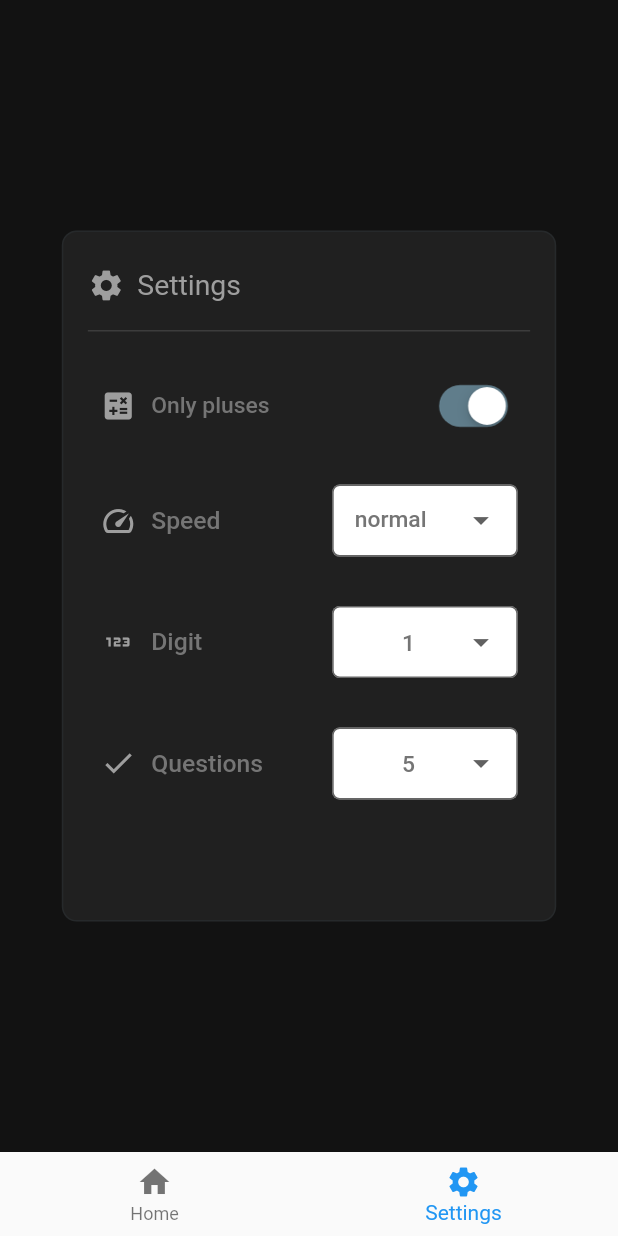
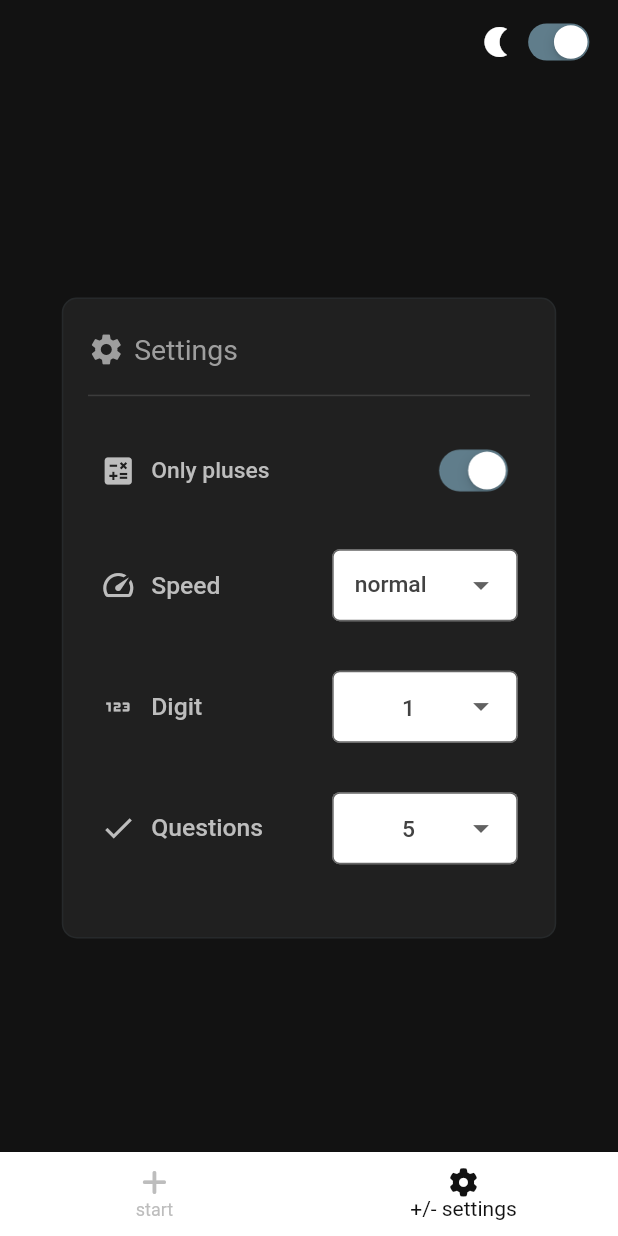
Before and after one commit to semanticist21/simple-anzan, a Flutter app: the screen it shows after launch, item 2 of the bottom bar chosen, on a phone screen of 412 x 824 dp. Run offline on Flutter 3.47's test engine with Material 2 defaults, Android fonts, the phone set to English and light mode, and no system bars; our stand-ins replace font_awesome_flutter, shared_preferences, universal_io.

Commit message:
테마 모드전환 추가 및 메뉴 이름 변경

```diff
--- a/lib/main.dart
+++ b/lib/main.dart
@@ -1,6 +1,9 @@
 import 'package:abacus_simple_anzan/src/settings/settings_manager.dart';
+import 'package:abacus_simple_anzan/src/theme/theme.dart';
 import 'package:abacus_simple_anzan/src/words/localization.dart';
+import 'package:flutter/cupertino.dart';
 import 'package:flutter/material.dart';
+import 'package:font_awesome_flutter/font_awesome_flutter.dart';
 import 'package:provider/provider.dart';
 import 'package:abacus_simple_anzan/src/words/const.dart';
 import 'package:abacus_simple_anzan/router.dart';
@@ -10,19 +13,25 @@ void main() => runApp(const MyApp());
 
 class MyApp extends StatelessWidget {
   const MyApp({super.key});
-
   @override
   Widget build(BuildContext context) {
     LocalizationChecker();
-    return MaterialApp(
+    SettingsManager();
+
+    return StreamBuilder<bool>(
+        initialData: true,
+        stream: ThemeSelector.isDarkStream.stream,
+        builder: (context, snapshot) => MaterialApp(
+              theme: ThemeSelector.isDark
+                  ? ThemeSelector.getBlackTheme()
+                  : ThemeSelector.getWhiteTheme(),
               title: 'Simple Anzan',
               home: ChangeNotifierProvider(
                   create: (context) {
                     return StateProvider();
                   },
                   child: const Home()),
-      themeMode: ThemeMode.dark,
-    );
+            ));
   }
 }
 
@@ -37,12 +46,6 @@ class _Home extends State<Home> {
   final GlobalKey<NavigatorState> navigationKey = GlobalKey<NavigatorState>();
   int _currentIndex = 0;
   late StateProvider _stateProvider;
-
-  @override
-  void initState() {
-    SettingsManager();
-    super.initState();
-  }
 
   Future<void> _onTap(int newIndex) async {
     if (_currentIndex == newIndex) {
@@ -70,6 +73,31 @@ class _Home extends State<Home> {
     _stateProvider = Provider.of(context);
 
     return Scaffold(
+      appBar: AppBar(
+        backgroundColor: Colors.transparent,
+        elevation: 0,
+        actions: [
+          Tooltip(
+              message: LocalizationChecker.mode,
+              child: Icon(
+                ThemeSelector.isDark ? Icons.nightlight : Icons.sunny,
+                color: Theme.of(context).colorScheme.onBackground,
+              )),
+          Transform.scale(
+              scale: 0.8,
+              child: CupertinoSwitch(
+                activeColor: Theme.of(context).colorScheme.onSecondary,
+                trackColor: Theme.of(context).colorScheme.onPrimary,
+                onChanged: (value) {
+                  SettingsManager().setThemeBool(!ThemeSelector.isDark);
+                  setState(() {});
+                },
+                value: ThemeSelector.isDark,
+              )),
+          const SizedBox(width: 10),
+        ],
+      ),
+      backgroundColor: Theme.of(context).colorScheme.background,
       body: Navigator(
         key: navigationKey,
         onGenerateRoute: generateRoutes,
@@ -77,13 +105,28 @@ class _Home extends State<Home> {
         initialRoute: mainPageAddress,
       ),
       bottomNavigationBar: BottomNavigationBar(
-        items: const [
+        backgroundColor: Theme.of(context).colorScheme.onBackground,
+        selectedItemColor: Theme.of(context).colorScheme.background,
+        unselectedItemColor: Theme.of(context).colorScheme.onInverseSurface,
+        items: [
           BottomNavigationBarItem(
-            icon: Icon(Icons.home),
-            label: homeLabel,
+            activeIcon: Icon(FontAwesomeIcons.plus,
+                color: Theme.of(context).colorScheme.background,
+                size: MediaQuery.of(context).size.height * 0.020),
+            icon: Icon(FontAwesomeIcons.plus,
+                color: Theme.of(context).colorScheme.onInverseSurface,
+                size: MediaQuery.of(context).size.height * 0.023),
+            label: LocalizationChecker.homePlusLabel,
           ),
           BottomNavigationBarItem(
-              icon: Icon(Icons.settings), label: settingLabel)
+            activeIcon: Icon(FontAwesomeIcons.gear,
+                color: Theme.of(context).colorScheme.background,
+                size: MediaQuery.of(context).size.height * 0.023),
+            icon: Icon(FontAwesomeIcons.gear,
+                color: Theme.of(context).colorScheme.onInverseSurface,
+                size: MediaQuery.of(context).size.height * 0.023),
+            label: LocalizationChecker.settingPlusLabel,
+          )
         ],
         onTap: _onTap,
         currentIndex: _currentIndex,
--- a/lib/router.dart
+++ b/lib/router.dart
@@ -2,27 +2,30 @@ import 'package:flutter/material.dart';
 import 'package:abacus_simple_anzan/src/words/const.dart';
 import 'package:abacus_simple_anzan/src/pages/settting_page.dart';
 
+import 'custom_route.dart';
 import 'src/pages/error_page.dart';
 import 'src/pages/home_page.dart';
 
 Route<dynamic> generateRoutes(RouteSettings settings) {
   switch (settings.name) {
     case mainPageAddress:
-      return MaterialPageRoute(builder: (_) => const HomePage());
+      return CustomRoute(
+        builder: (_) => const HomePage(),
+      );
 
     case settingsPageAddress:
-      return MaterialPageRoute(builder: (_) => const SettingsPage());
+      return CustomRoute(builder: (_) => const SettingsPage());
 
     case errorPageAddress:
-      return MaterialPageRoute(builder: (_) => const ErrorPage());
+      return CustomRoute(builder: (_) => const ErrorPage());
 
     default:
-      return MaterialPageRoute(builder: (_) => const ErrorPage());
+      return CustomRoute(builder: (_) => const ErrorPage());
   }
 }
 
 Route<dynamic> generateErrorPages(RouteSettings settings) {
-  return MaterialPageRoute(builder: (_) => const ErrorPage());
+  return CustomRoute(builder: (_) => const ErrorPage());
 }
 
 void onTapNavi(GlobalKey<NavigatorState> navigationKey, int index) {
--- a/lib/src/pages/settting_page.dart
+++ b/lib/src/pages/settting_page.dart
@@ -25,6 +25,8 @@ class _SettingsPageState extends State<SettingsPage> {
   late Digit _digit;
   late NumOfProblems _numOfProblems;
 
+  final _controller = ScrollController();
+
   @override
   void initState() {
     super.initState();
@@ -34,8 +36,6 @@ class _SettingsPageState extends State<SettingsPage> {
   @override
   Widget build(BuildContext context) {
     return SizedBox(
-        child: Container(
-      color: const ColorScheme.dark().background,
         child: Center(
             child: ConstrainedBox(
       constraints: const BoxConstraints(maxWidth: 1000),
@@ -44,16 +44,20 @@ class _SettingsPageState extends State<SettingsPage> {
         heightFactor: 0.6,
         child: Container(
           decoration: BoxDecoration(
-                    color: const Color.fromRGBO(158, 158, 158, 0.1),
+              color: Theme.of(context).colorScheme.onTertiaryContainer,
               borderRadius: BorderRadius.circular(10),
               border: Border.all(
-                        color: const Color.fromRGBO(96, 125, 139, 0.1))),
+                  color: Theme.of(context).colorScheme.outlineVariant)),
           child: FractionallySizedBox(
               widthFactor: 0.9,
               heightFactor: 0.9,
+              child: RawScrollbar(
+                  thumbColor: Colors.transparent,
+                  scrollbarOrientation: ScrollbarOrientation.right,
+                  controller: _controller,
                   child: ListView(
-                        physics: const AlwaysScrollableScrollPhysics(
-                            parent: BouncingScrollPhysics()),
+                      controller: _controller,
+                      physics: const NeverScrollableScrollPhysics(),
                       scrollDirection: Axis.vertical,
                       children: [
                         SizedBox(
@@ -65,35 +69,41 @@ class _SettingsPageState extends State<SettingsPage> {
                           children: [
                             Icon(
                               Icons.settings,
-                                color: Colors.grey,
+                              color: Theme.of(context)
+                                  .colorScheme
+                                  .secondaryContainer,
                               size: MediaQuery.of(context).size.height * 0.03,
                             ),
                             SizedBox(
                                 width:
-                                      MediaQuery.of(context).size.width * 0.02),
+                                    MediaQuery.of(context).size.width * 0.015),
                             Text(
                               LocalizationChecker.settings,
                               style: TextStyle(
-                                  fontSize: MediaQuery.of(context).size.height *
-                                      0.023,
-                                  color: Colors.grey,
+                                fontSize:
+                                    MediaQuery.of(context).size.height * 0.023,
+                                color: Theme.of(context)
+                                    .colorScheme
+                                    .secondaryContainer,
                               ),
                             )
                           ],
                         ),
                         SizedBox(
-                              height:
-                                  MediaQuery.of(context).size.height * 0.01),
-                          const Divider(
+                            height: MediaQuery.of(context).size.height * 0.01),
+                        Divider(
                           height: 20,
                           thickness: 1,
-                            color: Color.fromARGB(255, 60, 60, 60),
+                          color: Theme.of(context).colorScheme.outline,
                         ),
                         SizedBox(
-                              height:
-                                  MediaQuery.of(context).size.height * 0.005),
+                            height: MediaQuery.of(context).size.height * 0.005),
                         // plus & minus mode.
-                          Expanded(
+                        SizedBox(
+                          height: MediaQuery.of(context).size.height * 0.45,
+                          child: SingleChildScrollView(
+                              physics: const AlwaysScrollableScrollPhysics(
+                                  parent: BouncingScrollPhysics()),
                               child: Column(
                                   mainAxisAlignment:
                                       MainAxisAlignment.spaceAround,
@@ -103,35 +113,43 @@ class _SettingsPageState extends State<SettingsPage> {
                                   children: [
                                     buildToggleOption(
                                         LocalizationChecker.onlyPluses,
-                                    _manager.enumToValue<CalculationMode, bool>(
-                                        _isOnlyPlus),
+                                        _manager.enumToValue<CalculationMode,
+                                            bool>(_isOnlyPlus),
                                         togglePlusModeCallback),
                                     // speed.
                                     buildDropdownButton(
                                         LocalizationChecker.speed,
-                                    const Icon(
+                                        Icon(
                                           Icons.speed,
-                                      color: Colors.grey,
+                                          color: Theme.of(context)
+                                              .colorScheme
+                                              .primaryContainer,
                                         ),
                                         _manager.getItemStr<Speed>(_speed.name),
-                                    getDropdownMenuItemList<Speed>(_manager),
+                                        getDropdownMenuItemList<Speed>(
+                                            _manager),
                                         changeOptionCallback<Speed>),
                                     // digit.
                                     buildDropdownButton(
                                         LocalizationChecker.digit,
-                                    const Icon(
+                                        Icon(
                                           Icons.onetwothree,
-                                      color: Colors.grey,
+                                          color: Theme.of(context)
+                                              .colorScheme
+                                              .primaryContainer,
                                         ),
                                         _manager.getItemStr<Digit>(_digit.name),
-                                    getDropdownMenuItemList<Digit>(_manager),
+                                        getDropdownMenuItemList<Digit>(
+                                            _manager),
                                         changeOptionCallback<Digit>),
                                     // num of problems.
                                     buildDropdownButton(
                                         LocalizationChecker.numOfProblems,
-                                    const Icon(
+                                        Icon(
                                           Icons.check,
-                                      color: Colors.grey,
+                                          color: Theme.of(context)
+                                              .colorScheme
+                                              .primaryContainer,
                                         ),
                                         _manager.getItemStr<NumOfProblems>(
                                             _numOfProblems.name),
@@ -139,11 +157,11 @@ class _SettingsPageState extends State<SettingsPage> {
                                             _manager),
                                         changeOptionCallback<NumOfProblems>)
                                   ])),
+                        )
                       ]))),
         ),
       ),
-      ),
-    ));
+    )));
   }
 
   Padding buildToggleOption(
@@ -151,20 +169,21 @@ class _SettingsPageState extends State<SettingsPage> {
     return getPadding(
         Row(mainAxisAlignment: MainAxisAlignment.spaceBetween, children: [
       Row(children: [
-        const Icon(Icons.calculate, color: Colors.grey),
+        Icon(Icons.calculate,
+            color: Theme.of(context).colorScheme.primaryContainer),
         const SizedBox(width: 10),
         Text(title,
             style: TextStyle(
                 fontSize: MediaQuery.of(context).size.height * 0.0185,
                 fontWeight: FontWeight.w500,
-                color: Colors.grey[600]))
+                color: Theme.of(context).colorScheme.primaryContainer))
       ]),
       Transform.scale(
           scale: 0.9,
           filterQuality: FilterQuality.high,
           child: CupertinoSwitch(
-              activeColor: Colors.blueGrey,
-              trackColor: Colors.grey,
+              activeColor: Theme.of(context).colorScheme.onSecondary,
+              trackColor: Theme.of(context).colorScheme.onPrimary,
               value: value,
               onChanged: (bool newValue) => onChangeMethod(newValue))),
     ]));
@@ -197,7 +216,7 @@ class _SettingsPageState extends State<SettingsPage> {
                   style: TextStyle(
                       fontSize: MediaQuery.of(context).size.height * 0.020,
                       fontWeight: FontWeight.w500,
-                      color: Colors.grey[600]))
+                      color: Theme.of(context).colorScheme.primaryContainer))
             ],
           )),
       Flexible(
@@ -207,20 +226,23 @@ class _SettingsPageState extends State<SettingsPage> {
               child: FractionallySizedBox(
                 widthFactor: 0.8,
                 child: DropdownButtonFormField(
+                  dropdownColor:
+                      Theme.of(context).colorScheme.tertiaryContainer,
                   elevation: 0,
                   isDense: true,
                   itemHeight: 50,
                   value: initialValue,
                   iconSize: 25,
                   isExpanded: true,
-                  decoration: const InputDecoration(
-                      contentPadding: EdgeInsets.fromLTRB(15, 0, 10, 0),
-                      border: OutlineInputBorder(
+                  decoration: InputDecoration(
+                      contentPadding: const EdgeInsets.fromLTRB(15, 0, 10, 0),
+                      border: const OutlineInputBorder(
                         borderRadius: BorderRadius.all(Radius.circular(5)),
                         borderSide: BorderSide(),
                       ),
                       filled: true,
-                      fillColor: Colors.white,
+                      fillColor:
+                          Theme.of(context).colorScheme.tertiaryContainer,
                       floatingLabelAlignment: FloatingLabelAlignment.center),
                   items: dropdownMenuItemList,
                   onChanged: onChangeMethod,
@@ -275,7 +297,7 @@ class _SettingsPageState extends State<SettingsPage> {
             element,
             style: TextStyle(
                 height: 1.45,
-                color: Colors.grey[600],
+                color: Theme.of(context).colorScheme.onPrimaryContainer,
                 fontSize: MediaQuery.of(context).size.height * 0.0185,
                 fontWeight: FontWeight.w500),
           ));
--- /dev/null
+++ b/lib/src/theme/theme.dart
@@ -0,0 +1,155 @@
+import 'dart:async';
+
+import 'package:flutter/material.dart';
+import 'package:shared_preferences/shared_preferences.dart';
+
+import '../words/const.dart';
+
+class ThemeSelector {
+  static var themeKey = 'isDark';
+  static var isDark = true;
+  static StreamController<bool> isDarkStream = StreamController();
+
+  ThemeSelector(SharedPreferences pref) {
+    _initSettings(pref);
+  }
+
+  Future<void> _initSettings(SharedPreferences pref) async {
+    var prefs = await SharedPreferences.getInstance();
+    isDark = prefs.getBool(themeKey) ?? true;
+  }
+
+  static ThemeData getBlackTheme() {
+    return ThemeData.from(
+        // toggle active color
+        colorScheme: ThemeData().colorScheme.copyWith(
+              // background color
+              background: const ColorScheme.dark().background,
+
+              // secondary background like ..dropdown button / scaffold background
+              onBackground: Colors.white,
+
+              // not selected Color
+              onInverseSurface: Colors.grey[400],
+
+              // flicker background (option background)
+              // flicker border color
+              // flicker border
+              onSecondaryContainer: const Color.fromRGBO(158, 158, 158, 0.1),
+              shadow: const Color.fromRGBO(96, 125, 139, 0.1),
+
+              // setting page
+              // setting page drop down background
+              // setting page border
+              onTertiaryContainer: const Color.fromRGBO(158, 158, 158, 0.1),
+              tertiaryContainer: Colors.white,
+              outlineVariant: const Color.fromRGBO(96, 125, 139, 0.1),
+
+              // option title color
+              secondaryContainer: Colors.grey,
+
+              // option primary text color
+              primaryContainer: Colors.grey[400],
+
+              // button form text color
+              onPrimaryContainer: Colors.grey[800],
+
+              // divider Color
+              outline: const Color.fromARGB(255, 60, 60, 60),
+
+              // toggle track, active color
+              onPrimary: Colors.grey,
+              onSecondary: Colors.blueGrey,
+
+              // button color
+              onSurface: Colors.green,
+              onSurfaceVariant: Colors.greenAccent,
+            ),
+        textTheme: const TextTheme(
+          // option style
+
+          // button text style
+          bodyLarge: TextStyle(
+            color: Colors.white,
+            fontWeight: FontWeight.w900,
+            fontFamily: defaultFontFamily,
+            letterSpacing: 2.5,
+          ),
+
+          // flicker style
+          titleLarge: TextStyle(
+            fontWeight: FontWeight.w900,
+            fontFamily: defaultFontFamily,
+            letterSpacing: 3,
+            color: Color.fromARGB(255, 113, 150, 67),
+          ),
+        ));
+  }
+
+  static ThemeData getWhiteTheme() {
+    return ThemeData.from(
+        // toggle active color
+        colorScheme: ThemeData().colorScheme.copyWith(
+              // background color
+              background: const Color.fromRGBO(250, 250, 250, 1),
+
+              // secondary background like ..dropdown button / scaffold background
+              onBackground: Colors.grey[600],
+
+              // not selected Color
+              onInverseSurface: Colors.grey[400],
+
+              // flicker background (option background)
+              // flicker border color
+              // flicker border
+              onSecondaryContainer: const Color.fromRGBO(158, 158, 158, 0.2),
+              shadow: Colors.white,
+
+              // setting page background
+              // setting page drop down background
+              // setting page border
+              onTertiaryContainer: Colors.white70,
+              tertiaryContainer: Colors.grey[200],
+              outlineVariant: Colors.black,
+
+              // option title color
+              secondaryContainer: Colors.black,
+
+              // option primary text color
+              primaryContainer: Colors.black,
+
+              // button form text color
+              onPrimaryContainer: Colors.grey[800],
+
+              // divider Color
+              outline: const Color.fromARGB(255, 60, 60, 60),
+
+              // toggle track, active color
+              onPrimary: const Color.fromRGBO(240, 240, 240, 1),
+              onSecondary: Colors.black87,
+
+              // button color
+              onSurface: Colors.blue,
+              onSurfaceVariant: Colors.blueAccent,
+            ),
+        textTheme: const TextTheme(
+          // option style
+
+          // button text style
+          bodyLarge: TextStyle(
+            color: Colors.white,
+            fontWeight: FontWeight.w900,
+            fontFamily: defaultFontFamily,
+            letterSpacing: 2.5,
+          ),
+
+          // flicker style
+          titleLarge: TextStyle(
+            fontWeight: FontWeight.w900,
+            fontFamily: defaultFontFamily,
+            letterSpacing: 3,
+            color: Colors.black87,
+          ),
+        ));
+  }
+}
--- a/lib/src/words/const.dart
+++ b/lib/src/words/const.dart
@@ -1,11 +1,22 @@
+// mode
+const String modeKr = '색상 모드 바꾸기';
+const String modeEn = 'Change theme';
+
 // routers
 const String mainPageAddress = '/';
 const String settingsPageAddress = '/settings';
 const String errorPageAddress = '/error';
 
-// labels
-const String homeLabel = 'Home';
-const String settingLabel = 'Settings';
+// bottom navigation labels
+const String homePlusLabelEn = 'start';
+const String settingPlusLabelEn = '+/- settings';
+const String homeMultiplyLabelEn = 'start';
+const String settingMultiplyLabelEn = ' ×/÷ settings';
+
+const String homePlusLabelKr = 'start !';
+const String settingPlusLabelKr = '+/- 설정';
+const String homeMultiplyLabelKr = '';
+const String settingMultiplyLabelKr = ' ×/÷ 설정';
 
 // button strings
 const String startKr = '시작 !!';
@@ -35,13 +46,13 @@ const String numOfProblemsEn = "Questions";
 // custom option related
 
 const String setSpeedTitleKr = '속도를 설정합니다. (1000 = 1초)';
-const String rangeWordKr = '100~3000 사이의 값을 입력하세요.';
+const String rangeWordKr = '80~3000 사이의 값을 입력하세요.';
 const String pleaseInsertValueKr = '값을 입력하세요.';
 const String pleaseTooBigValueKr = '값이 너무 큽니다.';
 const String pleaseTooSmallValueKr = '값이 너무 작습니다.';
 
 const String setSpeedTitleEn = 'Set custom speed. (1000 = 1sec)';
-const String rangeWordEn = 'put value between 100~3000.';
+const String rangeWordEn = 'put value between 80~3000.';
 const String pleaseInsertValueEn = 'the value is empty.';
 const String pleaseTooBigValueEn = 'too big value.';
 const String pleaseTooSmallValueEn = 'too small value.';
--- a/lib/src/words/localization.dart
+++ b/lib/src/words/localization.dart
@@ -4,6 +4,15 @@ import 'package:universal_io/io.dart';
 class LocalizationChecker {
   static String defaultLocale = Platform.localeName;
   static bool isKr = false;
+
+  // bottom navigation
+  static String homePlusLabel = homePlusLabelEn;
+  static String settingPlusLabel = settingPlusLabelEn;
+  static String homeMultiplyLabel = homeMultiplyLabelEn;
+  static String settingMultiplyLabel = settingMultiplyLabelEn;
+
+  // theme str
+  static String mode = modeEn;
 
   // button str
   static String start = startEn;
@@ -24,7 +33,13 @@ class LocalizationChecker {
 
   LocalizationChecker() {
     if (defaultLocale == 'ko_KR') {
+      mode = modeKr;
       isKr = true;
+
+      homePlusLabel = homePlusLabelKr;
+      settingPlusLabel = settingPlusLabelKr;
+      homeMultiplyLabel = homeMultiplyLabelKr;
+      settingMultiplyLabel = settingMultiplyLabelKr;
 
       start = startKr;
       check = checkKr;
--- a/pubspec.yaml
+++ b/pubspec.yaml
@@ -37,6 +37,7 @@ dependencies:
   provider: ^6.0.5
   shared_preferences: ^2.0.18
   universal_io: ^2.2.0
+  font_awesome_flutter: ^10.4.0
 
 dev_dependencies:
   flutter_test:
```
Also changed, not shown: lib/custom_route.dart (added, +8 -0 lines), lib/src/components/flicker.dart (+3 -8 lines), lib/src/dialog/add_dialog.dart (+8 -4 lines), lib/src/pages/home_page.dart (+8 -12 lines), lib/src/settings/prefs/speed.dart (+8 -2 lines), lib/src/settings/settings_manager.dart (+17 -0 lines), pubspec.lock, 1 other file. Lines whose indentation alone changed are shown as unchanged.
